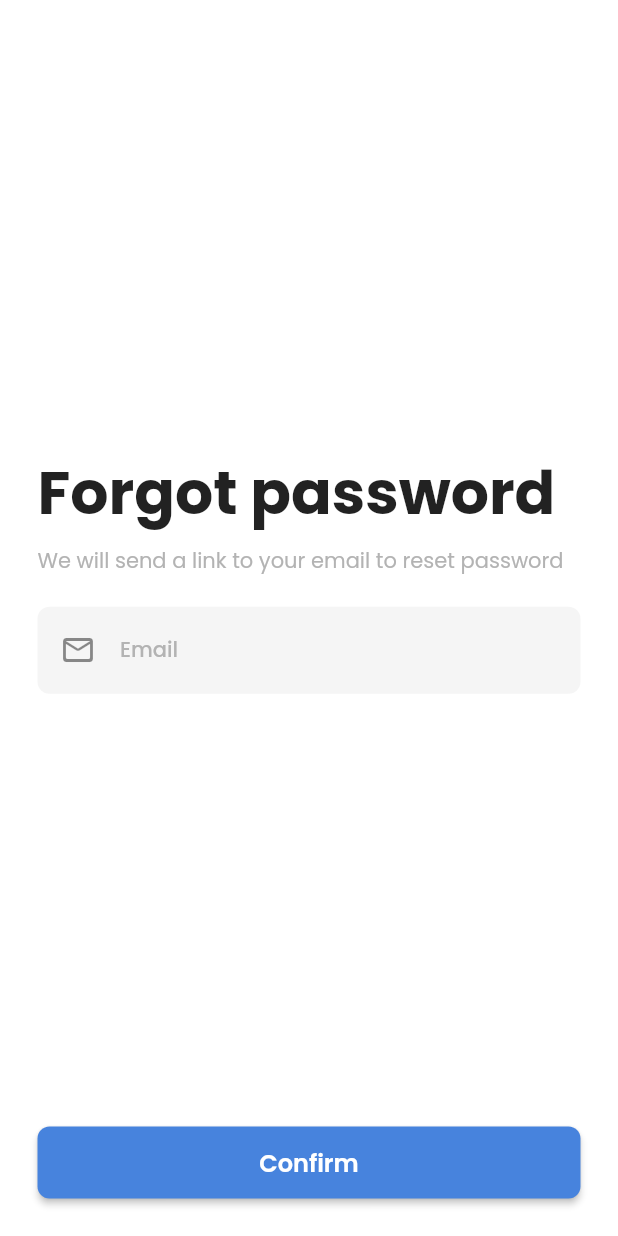
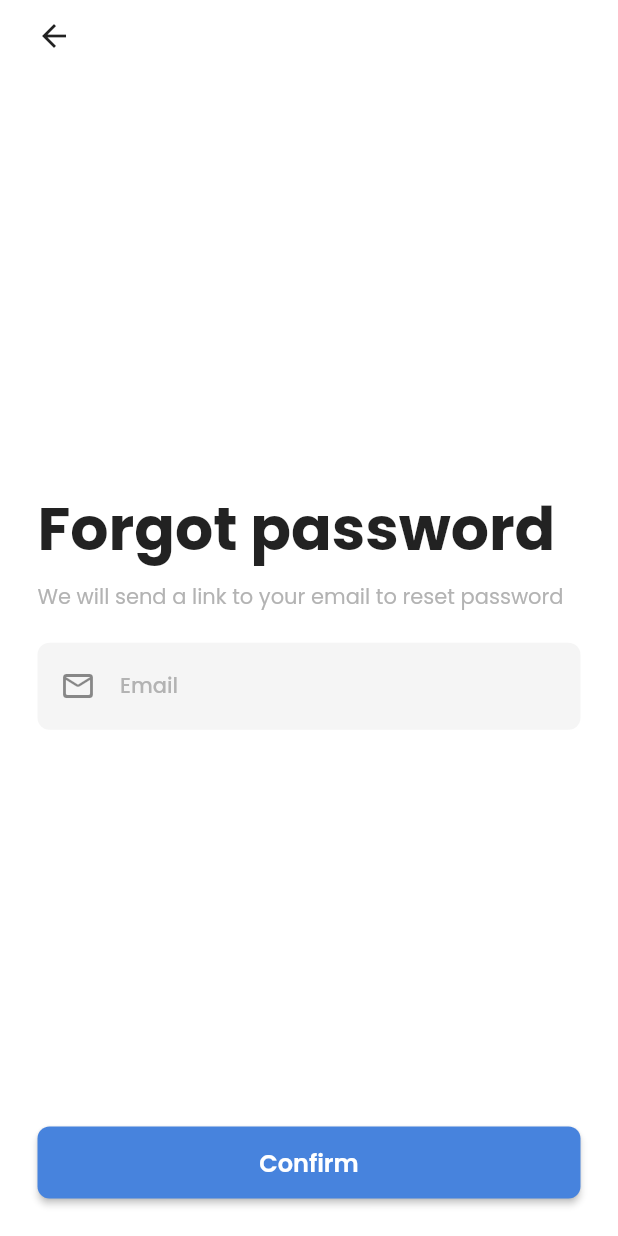
Before and after one commit to tran-haison/Covid-Overcoming, a Flutter app: the ForgotPasswordPage screen opened by its route, on a phone screen of 412 x 824 dp. Run offline on Flutter 3.47's test engine with Material 2 defaults, Android fonts, the phone set to English and light mode, and no system bars; drawn by our look-alikes of oktoast; our stand-ins replace either_dart, equatable, firebase_auth, firebase_core, floor, fluro and 7 more; missing offline and left inert: sp_util; accounts and stored records are empty; generated files the repository leaves out were written again; statements that could not run were skipped.

Commit message:
feat: Add back button sign up and forgot password

```diff
--- a/lib/presentation/pages/auth/forgotpassword/forgot_password_page.dart
+++ b/lib/presentation/pages/auth/forgotpassword/forgot_password_page.dart
@@ -1,3 +1,4 @@
+import 'package:covid_overcoming/config/route/utils/navigator_utils.dart';
 import 'package:covid_overcoming/generated/l10n.dart';
 import 'package:covid_overcoming/presentation/widgets/common_buttons.dart';
 import 'package:covid_overcoming/presentation/widgets/common_gaps.dart';
@@ -13,6 +14,16 @@ class ForgotPasswordPage extends StatelessWidget {
   Widget build(BuildContext context) {
     return Scaffold(
       body: SafeArea(
+        child: Column(
+          crossAxisAlignment: CrossAxisAlignment.start,
+          children: <Widget>[
+            Padding(
+              padding: const EdgeInsets.symmetric(
+                horizontal: Dimens.dimen12,
+              ),
+              child: _buildIconButtonBack(context),
+            ),
+            Expanded(
               child: Padding(
                 padding: const EdgeInsets.all(Dimens.dimen25),
                 child: Column(
@@ -26,13 +37,12 @@ class ForgotPasswordPage extends StatelessWidget {
                         children: <Widget>[
                           Text(
                             S.current.forgot_password,
-                      style: textStyle40Bold.copyWith(
-                        height: 1,
-                      ),
+                            style: textStyle40Bold.copyWith(height: 1),
                           ),
                           vGap10,
                           Text(
-                      S.current.we_will_send_a_link_to_your_email_to_reset_password,
+                            S.current
+                                .we_will_send_a_link_to_your_email_to_reset_password,
                             style: textStyle14Gray,
                           ),
                           vGap20,
@@ -45,6 +55,18 @@ class ForgotPasswordPage extends StatelessWidget {
                 ),
               ),
             ),
+          ],
+        ),
+      ),
+    );
+  }
+
+  Widget _buildIconButtonBack(BuildContext context) {
+    return IconButton(
+      onPressed: () {
+        NavigatorUtils.goBack(context);
+      },
+      icon: const Icon(Icons.arrow_back),
     );
   }
 
```
Also changed, not shown: lib/presentation/pages/auth/signup/sign_up_page.dart (+22 -0 lines). Lines whose indentation alone changed are shown as unchanged.
